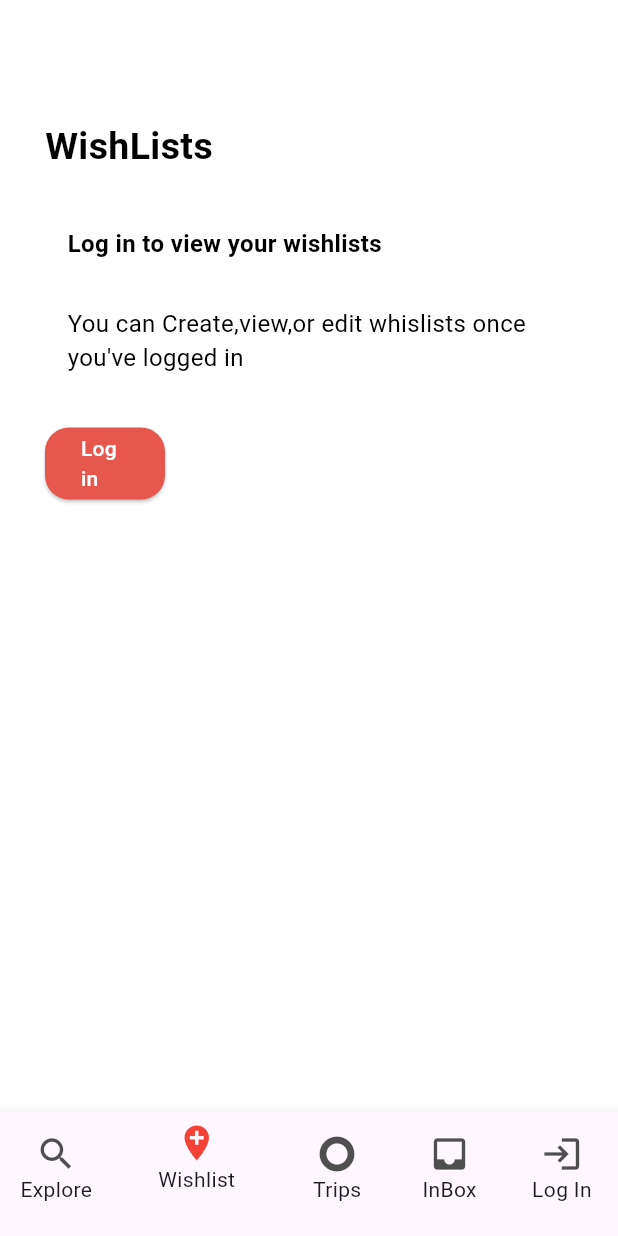
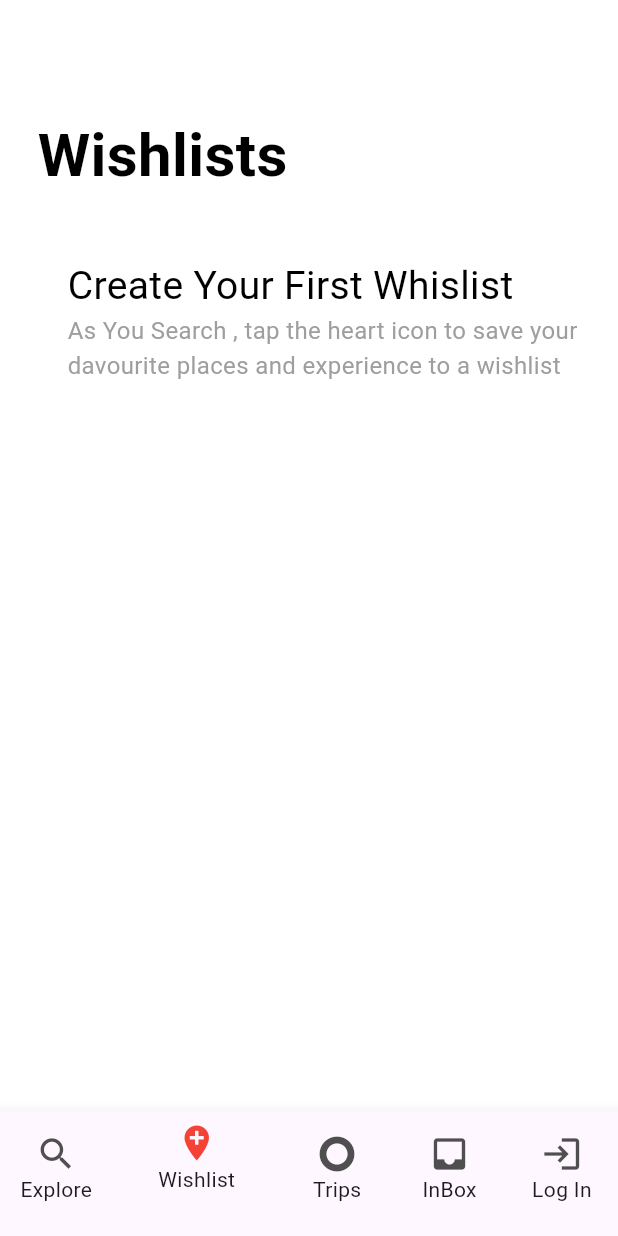
Before and after one commit to aryankumar07/checkInEase_frontend, a Flutter app: the screen it shows after launch, item 2 of the bottom bar chosen, on a phone screen of 412 x 824 dp. Run offline on Flutter 3.47's test engine with Material 3 defaults, Android fonts, the phone set to English and light mode, and no system bars; our stand-ins replace carousel_slider, font_awesome_flutter, intl_phone_field; network calls fail.

Commit message:
ui updates

```diff
--- a/lib/Constants/category_const.dart
+++ b/lib/Constants/category_const.dart
@@ -10,10 +10,6 @@ class CategoryConst {
     {
       'name':'Golfing',
       'icondata': Icons.golf_course
-    },
-    {
-      'name':'Top of the world',
-      'icondata': FontAwesomeIcons.mountain
     },
     {
       'name':'Beach',
@@ -35,6 +31,10 @@ class CategoryConst {
       'name':'OMG!',
       'icondata': FontAwesomeIcons.plane
     },
+    {
+      'name':'Top of the world',
+      'icondata': FontAwesomeIcons.mountain
+    },
 
   ];
 }
--- a/lib/Home/Screens/Home_screen.dart
+++ b/lib/Home/Screens/Home_screen.dart
@@ -69,7 +69,7 @@ class _HomeScreenState extends State<HomeScreen> {
                 child: Column(
                   children: [
                      Padding(
-                        padding: const EdgeInsets.only(top: 40),
+                        padding: const EdgeInsets.only(top: 20),
                         child: topBar(),
                       ),
                       CategoryBar(onPressed: (index){
--- a/lib/Home/widgets/category_bar.dart
+++ b/lib/Home/widgets/category_bar.dart
@@ -26,7 +26,7 @@ class _CategoryBarState extends State<CategoryBar> {
   @override
   Widget build(BuildContext context) {
     return SizedBox(
-      height: 70,
+      height: 65,
       child: ListView.builder(
         scrollDirection: Axis.horizontal,
         itemCount: CategoryConst.CategoryList.length,
@@ -36,7 +36,7 @@ class _CategoryBarState extends State<CategoryBar> {
             child: Container(
               margin: EdgeInsets.only(
                 top: 10,
-                bottom: 10,
+                bottom: 14,
                 left: 15,
                 right: 15,
               ),
@@ -52,12 +52,14 @@ class _CategoryBarState extends State<CategoryBar> {
                   Icon(
                     CategoryConst.CategoryList[index]['icondata'],
                     color: _selected==index? Colors.black : Colors.grey,
+                    size: 18,
                   ),
                   SizedBox(height: 5,),
                   Text(
                     CategoryConst.CategoryList[index]['name'],
                     style: TextStyle(
                       color: _selected==index? Colors.black : Colors.grey,
+                      fontSize: 12
                     ),
                   )
                 ],
--- a/lib/dummy_data/hotels_data.dart
+++ b/lib/dummy_data/hotels_data.dart
@@ -102,7 +102,7 @@ class HotelData {
     },
     {
       'name':'Aryan Villa',
-      'category':'Top of the world',
+      'category':'Beach',
       'price':200000,
       'favourite' : false,
       'location'  : 'campsite in Indua',
@@ -151,4 +151,6 @@ class HotelData {
       }
     }
   ];
+
+  List<Map<String,dynamic>> fav_hotels = [];
 }
--- a/lib/wishList/screens/wishList_screen.dart
+++ b/lib/wishList/screens/wishList_screen.dart
@@ -1,4 +1,5 @@
 import 'package:checkinease/settings/widget/login_on.dart';
+import 'package:checkinease/wishList/widgets/login_wish.dart';
 import 'package:checkinease/wishList/widgets/no_login_wish.dart';
 import 'package:flutter/material.dart';
 
@@ -11,14 +12,14 @@ class WishListScreen extends StatefulWidget {
 
 class _WishListScreenState extends State<WishListScreen> {
 
-  bool _isloggedin = false;
+  bool _isloggedin = true;
 
 
   @override
   Widget build(BuildContext context) {
     return Scaffold(
       body: _isloggedin?
-      SizedBox() : NologinWishScreen(),
+      LoginWishList() : NologinWishScreen(),
     );
   }
 }
--- /dev/null
+++ b/lib/wishList/widgets/login_wish.dart
@@ -0,0 +1,28 @@
+import 'package:checkinease/dummy_data/hotels_data.dart';
+import 'package:checkinease/wishList/widgets/no_wish.dart';
+import 'package:flutter/material.dart';
+
+class LoginWishList extends StatefulWidget {
+  const LoginWishList({super.key});
+
+  @override
+  State<LoginWishList> createState() => _LoginWishListState();
+}
+
+class _LoginWishListState extends State<LoginWishList> {
+  HotelData hotelData = HotelData();
+  List<Map<String,dynamic>> fav_hotels = [];
+
+
+
+  @override
+  Widget build(BuildContext context) {
+    return fav_hotels.length==0 ?
+    NoWish()
+     :
+    Scaffold(
+      appBar: AppBar(),
+      body: Container(),
+    );
+  }
+}
--- /dev/null
+++ b/lib/wishList/widgets/no_wish.dart
@@ -0,0 +1,54 @@
+import 'package:flutter/material.dart';
+
+class NoWish extends StatelessWidget{
+  @override
+  Widget build(BuildContext context) {
+    return Scaffold(
+      body: Padding(
+        padding: const EdgeInsets.all(15.0),
+        child: Column(
+          crossAxisAlignment: CrossAxisAlignment.start,
+          children: [
+            Container(
+              margin: EdgeInsets.only(top: 50),
+              padding: EdgeInsets.all(10),
+              child: Text(
+                'Wishlists',
+                style: TextStyle(
+                  fontWeight: FontWeight.bold,
+                  fontSize: 40,
+                  color: Colors.black,
+                ),
+                ),
+            ),
+            SizedBox(height: 20,),
+            Container(
+              padding: EdgeInsets.all(10),
+              margin: EdgeInsets.only(left: 20),
+              child:Column(
+                  crossAxisAlignment: CrossAxisAlignment.start,
+                  children: [
+                    Text(
+                      'Create Your First Whislist',
+                      style: TextStyle(
+                        fontWeight: FontWeight.w400,
+                        fontSize: 26,
+                        color: Colors.black
+                      ),
+                    ),
+                    Text(
+                      'As You Search , tap the heart icon to save your davourite places and experience to a wishlist',
+                      style: TextStyle(
+                        fontSize: 16,
+                        color: Colors.grey,
+                      ),
+                    )
+                  ],
+                ),
+            )
+          ],
+        ),
+      ),
+    );
+  }
+}
```
